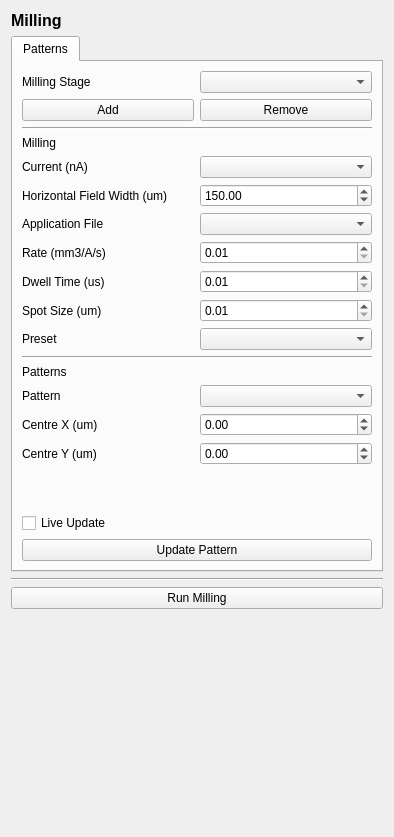
DeMarcoLab/fibsem, file fibsem/ui/qtdesigner_files/FibsemMillingWidgetui.ui: the form before one commit.
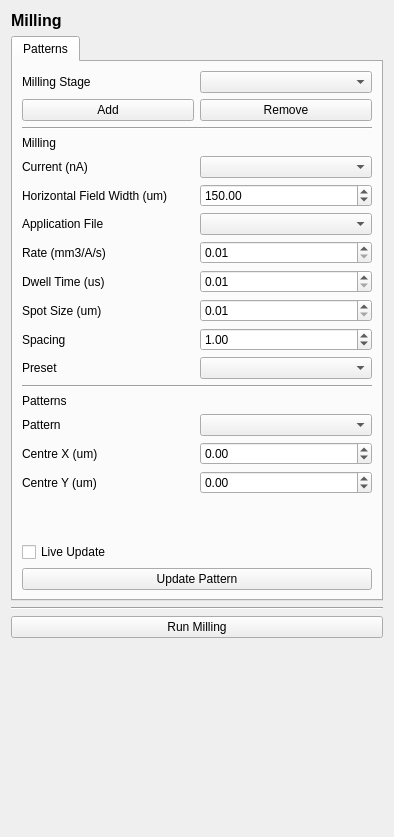
The form after the commit.

Commit message: adding mesh spacing TESCAN

```diff
--- a/fibsem/ui/qtdesigner_files/FibsemMillingWidgetui.ui
+++ b/fibsem/ui/qtdesigner_files/FibsemMillingWidgetui.ui
@@ -263,6 +263,20 @@
          </property>
         </widget>
        </item>
+       <item row="11" column="0">
+        <widget class="QLabel" name="label_spacing">
+         <property name="text">
+          <string>Spacing</string>
+         </property>
+        </widget>
+       </item>
+       <item row="11" column="1">
+        <widget class="QDoubleSpinBox" name="doubleSpinBox_spacing">
+         <property name="value">
+          <double>1.000000000000000</double>
+         </property>
+        </widget>
+       </item>
       </layout>
      </widget>
     </widget>
```
The commit also changes 4 other files.
